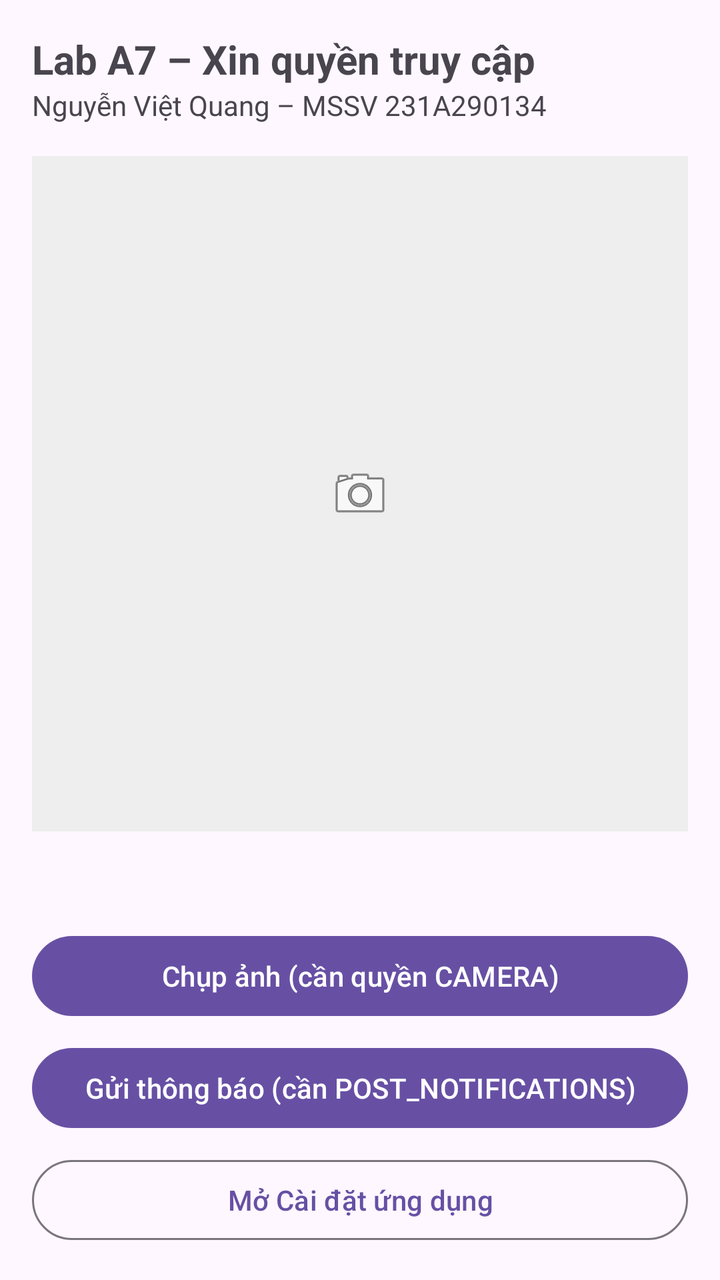
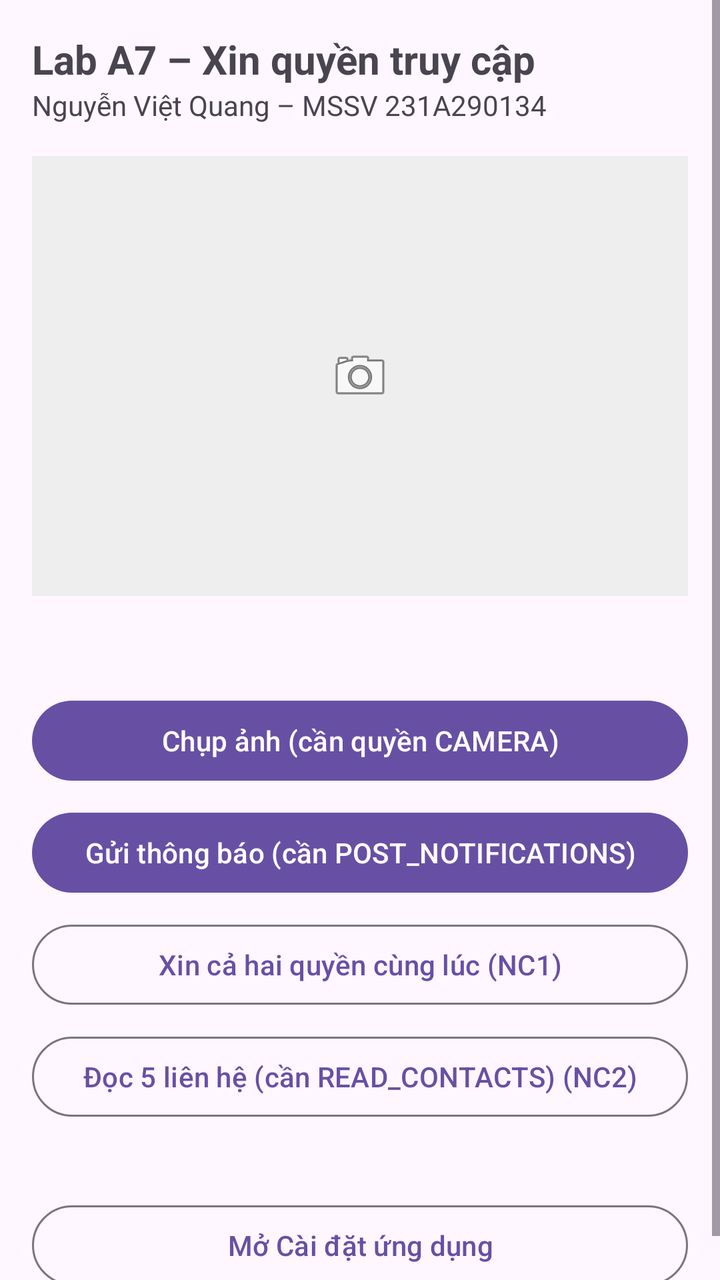

Screens rendered from an Android XML layout before and after an edit, with the pre-edit source and the edit as a unified diff.
<!-- AndroidManifest.xml: application theme Theme.A7_231A290134 -->
<!-- res/layout/activity_main.xml -->
<?xml version="1.0" encoding="utf-8"?>
<LinearLayout xmlns:android="http://schemas.android.com/apk/res/android"
    android:id="@+id/main"
    android:layout_width="match_parent"
    android:layout_height="match_parent"
    android:orientation="vertical"
    android:padding="16dp">

    <TextView
        android:layout_width="wrap_content"
        android:layout_height="wrap_content"
        android:text="@string/title"
        android:textSize="20sp"
        android:textStyle="bold" />

    <TextView
        android:layout_width="wrap_content"
        android:layout_height="wrap_content"
        android:text="@string/student" />

    
    <ImageView
        android:id="@+id/imgAnh"
        android:layout_width="match_parent"
        android:layout_height="0dp"
        android:layout_marginTop="16dp"
        android:layout_weight="1"
        android:background="#EEEEEE"
        android:contentDescription="@string/desc_anh"
        android:scaleType="centerInside"
        android:src="@android:drawable/ic_menu_camera" />

    <TextView
        android:id="@+id/tvTrangThai"
        android:layout_width="match_parent"
        android:layout_height="wrap_content"
        android:layout_marginTop="12dp"
        android:lineSpacingExtra="4dp"
        android:textSize="15sp" />

    <Button
        android:id="@+id/btnChupAnh"
        android:layout_width="match_parent"
        android:layout_height="wrap_content"
        android:layout_marginTop="16dp"
        android:text="@string/btn_chup" />

    <Button
        android:id="@+id/btnThongBao"
        android:layout_width="match_parent"
        android:layout_height="wrap_content"
        android:layout_marginTop="8dp"
        android:text="@string/btn_thong_bao" />

    <Button
        android:id="@+id/btnCaiDat"
        style="?attr/materialButtonOutlinedStyle"
        android:layout_width="match_parent"
        android:layout_height="wrap_content"
        android:layout_marginTop="8dp"
        android:text="@string/open_settings" />
</LinearLayout>
<!-- resources referenced by this layout -->
<resources>
  <string name="btn_chup">Chụp ảnh (cần quyền CAMERA)</string>
  <string name="btn_thong_bao">Gửi thông báo (cần POST_NOTIFICATIONS)</string>
  <string name="desc_anh">Ảnh vừa chụp từ camera</string>
  <string name="open_settings">Mở Cài đặt ứng dụng</string>
  <string name="student">Nguyễn Việt Quang – MSSV 231A290134</string>
  <string name="title">Lab A7 – Xin quyền truy cập</string>
  <style name="Theme.A7_231A290134" parent="Base.Theme.A7_231A290134" />
  <style name="Base.Theme.A7_231A290134" parent="Theme.Material3.DayNight.NoActionBar">
          
          
      </style>
</resources>

<!-- the commit's change to res/layout/activity_main.xml (unified diff, before → after) -->
@@ -1,62 +1,91 @@
 <?xml version="1.0" encoding="utf-8"?>
-<LinearLayout xmlns:android="http://schemas.android.com/apk/res/android"
+<ScrollView xmlns:android="http://schemas.android.com/apk/res/android"
     android:id="@+id/main"
     android:layout_width="match_parent"
-    android:layout_height="match_parent"
-    android:orientation="vertical"
-    android:padding="16dp">
+    android:layout_height="match_parent">
 
-    <TextView
-        android:layout_width="wrap_content"
-        android:layout_height="wrap_content"
-        android:text="@string/title"
-        android:textSize="20sp"
-        android:textStyle="bold" />
-
-    <TextView
-        android:layout_width="wrap_content"
-        android:layout_height="wrap_content"
-        android:text="@string/student" />
-
-    
-    <ImageView
-        android:id="@+id/imgAnh"
-        android:layout_width="match_parent"
-        android:layout_height="0dp"
-        android:layout_marginTop="16dp"
-        android:layout_weight="1"
-        android:background="#EEEEEE"
-        android:contentDescription="@string/desc_anh"
-        android:scaleType="centerInside"
-        android:src="@android:drawable/ic_menu_camera" />
-
-    <TextView
-        android:id="@+id/tvTrangThai"
+    <LinearLayout
         android:layout_width="match_parent"
         android:layout_height="wrap_content"
-        android:layout_marginTop="12dp"
-        android:lineSpacingExtra="4dp"
-        android:textSize="15sp" />
+        android:orientation="vertical"
+        android:padding="16dp">
 
-    <Button
-        android:id="@+id/btnChupAnh"
-        android:layout_width="match_parent"
-        android:layout_height="wrap_content"
-        android:layout_marginTop="16dp"
-        android:text="@string/btn_chup" />
+        <TextView
+            android:layout_width="wrap_content"
+            android:layout_height="wrap_content"
+            android:text="@string/title"
+            android:textSize="20sp"
+            android:textStyle="bold" />
 
-    <Button
-        android:id="@+id/btnThongBao"
-        android:layout_width="match_parent"
-        android:layout_height="wrap_content"
-        android:layout_marginTop="8dp"
-        android:text="@string/btn_thong_bao" />
+        <TextView
+            android:layout_width="wrap_content"
+            android:layout_height="wrap_content"
+            android:text="@string/student" />
 
-    <Button
-        android:id="@+id/btnCaiDat"
-        style="?attr/materialButtonOutlinedStyle"
-        android:layout_width="match_parent"
-        android:layout_height="wrap_content"
-        android:layout_marginTop="8dp"
-        android:text="@string/open_settings" />
-</LinearLayout>
+        <ImageView
+            android:id="@+id/imgAnh"
+            android:layout_width="match_parent"
+            android:layout_height="220dp"
+            android:layout_marginTop="16dp"
+            android:background="#EEEEEE"
+            android:contentDescription="@string/desc_anh"
+            android:scaleType="centerInside"
+            android:src="@android:drawable/ic_menu_camera" />
+
+        <TextView
+            android:id="@+id/tvTrangThai"
+            android:layout_width="match_parent"
+            android:layout_height="wrap_content"
+            android:layout_marginTop="12dp"
+            android:lineSpacingExtra="4dp"
+            android:textSize="15sp" />
+
+        <Button
+            android:id="@+id/btnChupAnh"
+            android:layout_width="match_parent"
+            android:layout_height="wrap_content"
+            android:layout_marginTop="16dp"
+            android:text="@string/btn_chup" />
+
+        <Button
+            android:id="@+id/btnThongBao"
+            android:layout_width="match_parent"
+            android:layout_height="wrap_content"
+            android:layout_marginTop="8dp"
+            android:text="@string/btn_thong_bao" />
+
+        
+        <Button
+            android:id="@+id/btnXinCaHai"
+            style="?attr/materialButtonOutlinedStyle"
+            android:layout_width="match_parent"
+            android:layout_height="wrap_content"
+            android:layout_marginTop="8dp"
+            android:text="@string/btn_xin_ca_hai" />
+
+        
+        <Button
+            android:id="@+id/btnDocDanhBa"
+            style="?attr/materialButtonOutlinedStyle"
+            android:layout_width="match_parent"
+            android:layout_height="wrap_content"
+            android:layout_marginTop="8dp"
+            android:text="@string/btn_doc_danh_ba" />
+
+        <TextView
+            android:id="@+id/tvLienHe"
+            android:layout_width="match_parent"
+            android:layout_height="wrap_content"
+            android:layout_marginTop="8dp"
+            android:lineSpacingExtra="4dp"
+            android:textSize="15sp" />
+
+        <Button
+            android:id="@+id/btnCaiDat"
+            style="?attr/materialButtonOutlinedStyle"
+            android:layout_width="match_parent"
+            android:layout_height="wrap_content"
+            android:layout_marginTop="8dp"
+            android:text="@string/open_settings" />
+    </LinearLayout>
+</ScrollView>
<!-- resource entries referenced after the edit -->
@@ -1,7 +1,9 @@
 <!-- resources referenced by this layout -->
 <resources>
   <string name="btn_chup">Chụp ảnh (cần quyền CAMERA)</string>
+  <string name="btn_doc_danh_ba">Đọc 5 liên hệ (cần READ_CONTACTS) (NC2)</string>
   <string name="btn_thong_bao">Gửi thông báo (cần POST_NOTIFICATIONS)</string>
+  <string name="btn_xin_ca_hai">Xin cả hai quyền cùng lúc (NC1)</string>
   <string name="desc_anh">Ảnh vừa chụp từ camera</string>
   <string name="open_settings">Mở Cài đặt ứng dụng</string>
   <string name="student">Nguyễn Việt Quang – MSSV 231A290134</string>
